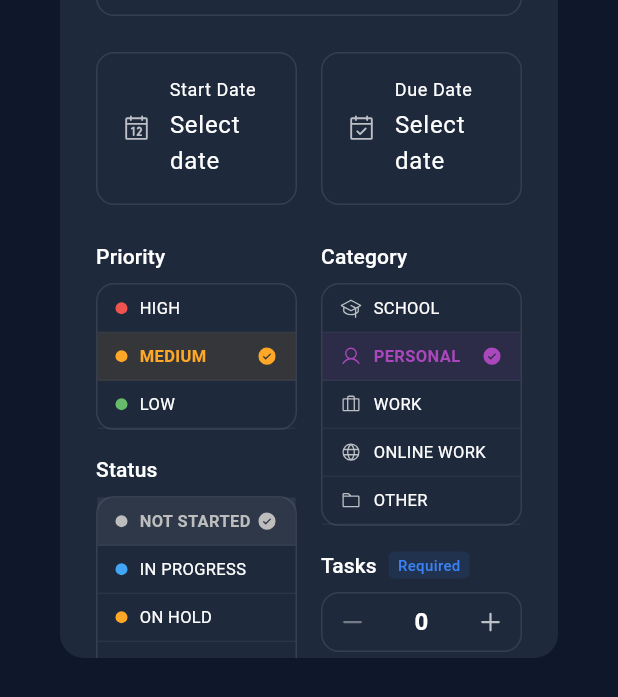
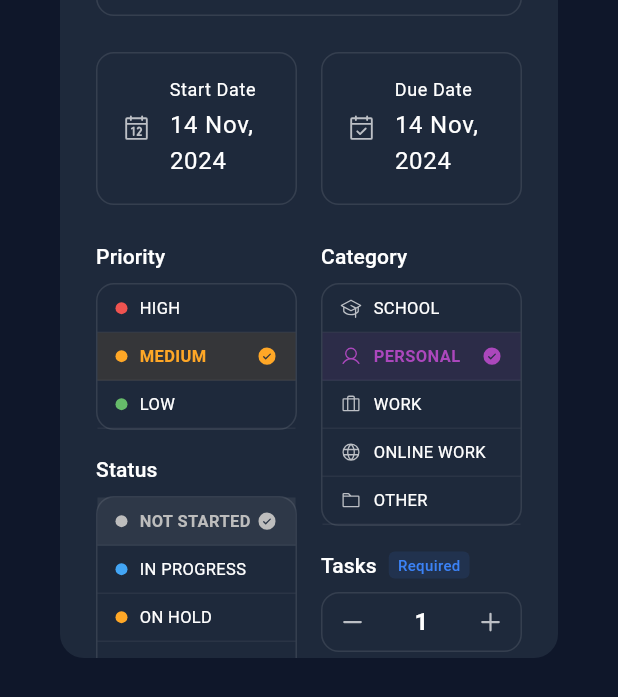
Before and after one commit to Abdirahmannor/my_projct, a Flutter app: the AddProjectDialog widget shown alone on an empty page, opened directly, on a phone screen of 412 x 824 dp. Shown: the part 485-1182 px from the top of the screen. Run offline on Flutter 3.47's test engine with Material 3 defaults, Android fonts, the phone set to English and light mode, and no system bars; our stand-ins replace fl_chart, flutter_animate, google_fonts, phosphor_flutter, sqflite; missing offline and left inert: bitsdojo_window, window_manager; accounts and stored records are empty.

Commit message:
version: 5.1.4 no update the project card

```diff
--- a/lib/features/projects/widgets/add_project_dialog.dart
+++ b/lib/features/projects/widgets/add_project_dialog.dart
@@ -41,6 +41,11 @@ class _AddProjectDialogState extends State<AddProjectDialog> {
       _status = widget.project!['status'];
       _tasks = widget.project!['tasks'];
       _category = widget.project!['category'];
+    } else {
+      // Set default values for new projects
+      _startDate = DateTime.now();
+      _dueDate = DateTime.now();
+      _tasks = 1;
     }
   }
 
```
